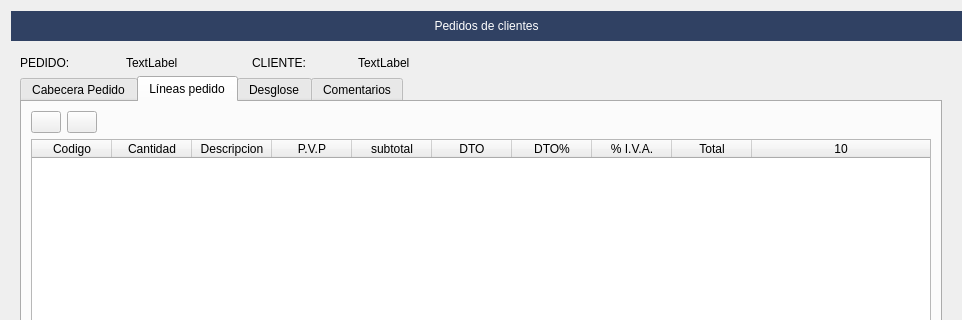
This is Zona_Ventas/frmpedidos.ui in arcnexus/RedFoX as Qt 5 draws it before an edit; both pictures show x 0 to 962 and y 0 to 320 of the 962 by 607 pixel window. The edited form follows.
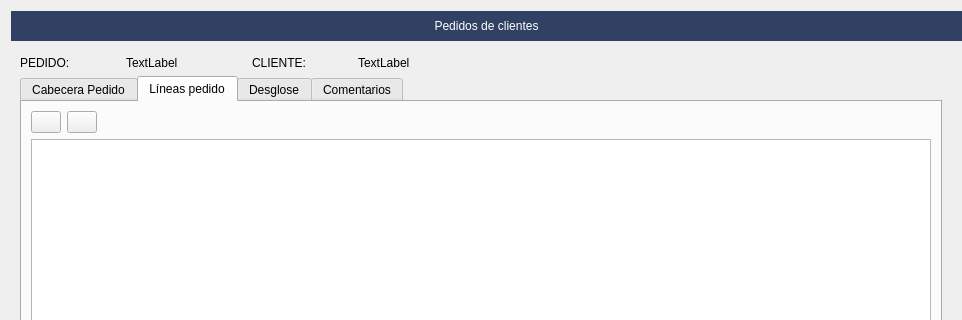
This is the edited form. The open tabs and pages were chosen to show the change. Icons and pictures are not drawn.

Patch:
```diff
--- a/Zona_Ventas/frmpedidos.ui
+++ b/Zona_Ventas/frmpedidos.ui
@@ -911,98 +911,6 @@
            <string>Líneas pedido</string>
           </attribute>
           <layout class="QGridLayout" name="gridLayout_9">
-           <item row="1" column="0" colspan="4">
-            <widget class="QTableWidget" name="Lineas">
-             <property name="horizontalScrollBarPolicy">
-              <enum>Qt::ScrollBarAsNeeded</enum>
-             </property>
-             <property name="alternatingRowColors">
-              <bool>true</bool>
-             </property>
-             <property name="selectionMode">
-              <enum>QAbstractItemView::SingleSelection</enum>
-             </property>
-             <property name="selectionBehavior">
-              <enum>QAbstractItemView::SelectRows</enum>
-             </property>
-             <property name="gridStyle">
-              <enum>Qt::DotLine</enum>
-             </property>
-             <property name="cornerButtonEnabled">
-              <bool>true</bool>
-             </property>
-             <property name="columnCount">
-              <number>10</number>
-             </property>
-             <attribute name="horizontalHeaderCascadingSectionResizes">
-              <bool>false</bool>
-             </attribute>
-             <attribute name="horizontalHeaderDefaultSectionSize">
-              <number>80</number>
-             </attribute>
-             <attribute name="horizontalHeaderMinimumSectionSize">
-              <number>80</number>
-             </attribute>
-             <attribute name="horizontalHeaderShowSortIndicator" stdset="0">
-              <bool>false</bool>
-             </attribute>
-             <attribute name="horizontalHeaderStretchLastSection">
-              <bool>true</bool>
-             </attribute>
-             <attribute name="verticalHeaderCascadingSectionResizes">
-              <bool>false</bool>
-             </attribute>
-             <attribute name="verticalHeaderStretchLastSection">
-              <bool>false</bool>
-             </attribute>
-             <column>
-              <property name="text">
-               <string>Codigo</string>
-              </property>
-             </column>
-             <column>
-              <property name="text">
-               <string>Cantidad</string>
-              </property>
-             </column>
-             <column>
-              <property name="text">
-               <string>Descripcion</string>
-              </property>
-             </column>
-             <column>
-              <property name="text">
-               <string>P.V.P</string>
-              </property>
-             </column>
-             <column>
-              <property name="text">
-               <string>subtotal</string>
-              </property>
-             </column>
-             <column>
-              <property name="text">
-               <string>DTO</string>
-              </property>
-             </column>
-             <column>
-              <property name="text">
-               <string>DTO%</string>
-              </property>
-             </column>
-             <column>
-              <property name="text">
-               <string>% I.V.A.</string>
-              </property>
-             </column>
-             <column>
-              <property name="text">
-               <string>Total</string>
-              </property>
-             </column>
-             <column/>
-            </widget>
-           </item>
            <item row="0" column="2" colspan="2">
             <spacer name="horizontalSpacer_2">
              <property name="orientation">
@@ -1053,6 +961,28 @@
              </property>
             </widget>
            </item>
+           <item row="1" column="0" colspan="4">
+            <widget class="QTableView" name="Lineas">
+             <property name="horizontalScrollBarPolicy">
+              <enum>Qt::ScrollBarAsNeeded</enum>
+             </property>
+             <property name="alternatingRowColors">
+              <bool>true</bool>
+             </property>
+             <property name="selectionMode">
+              <enum>QAbstractItemView::SingleSelection</enum>
+             </property>
+             <property name="selectionBehavior">
+              <enum>QAbstractItemView::SelectRows</enum>
+             </property>
+             <property name="gridStyle">
+              <enum>Qt::DotLine</enum>
+             </property>
+             <property name="cornerButtonEnabled">
+              <bool>true</bool>
+             </property>
+            </widget>
+           </item>
           </layout>
          </widget>
          <widget class="QWidget" name="tab_7">
```
Left out of the diff: 150 changed lines with no effect on the pictures.
